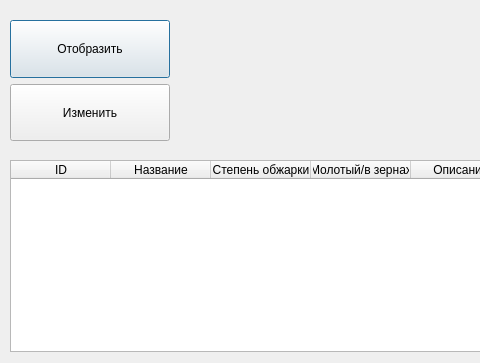
First picture: the form in main.ui, repository Lime00000000/homework_git_1, before the edit; both pictures show x 0 to 480 and y 0 to 363 of the 732 by 363 pixel window.
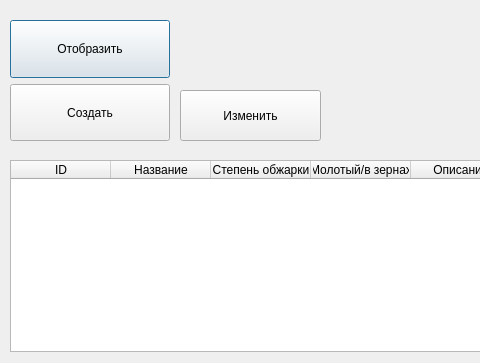
Second picture: the form after the edit.

```diff
--- a/main.ui
+++ b/main.ui
@@ -107,12 +107,25 @@
        </sizepolicy>
       </property>
       <property name="text">
-       <string>Изменить</string>
+       <string>Создать</string>
       </property>
      </widget>
     </item>
    </layout>
   </widget>
+  <widget class="QPushButton" name="pushButton_3">
+   <property name="geometry">
+    <rect>
+     <x>180</x>
+     <y>90</y>
+     <width>141</width>
+     <height>51</height>
+    </rect>
+   </property>
+   <property name="text">
+    <string>Изменить</string>
+   </property>
+  </widget>
  </widget>
  <resources/>
  <connections/>
```
